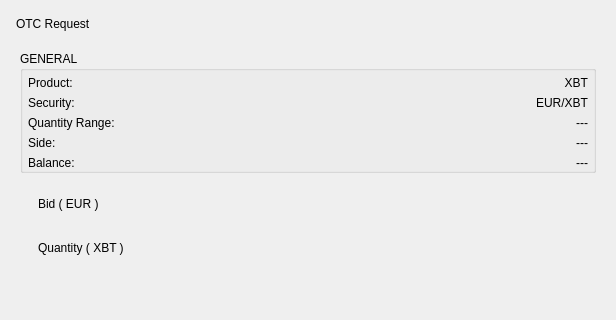
Old version of the form BlockSettleUILib/CreateOTCResponseWidget.ui in the repository BlockSettle/common; both pictures show x 0 to 616 and y 0 to 320 of the 616 by 724 pixel window.
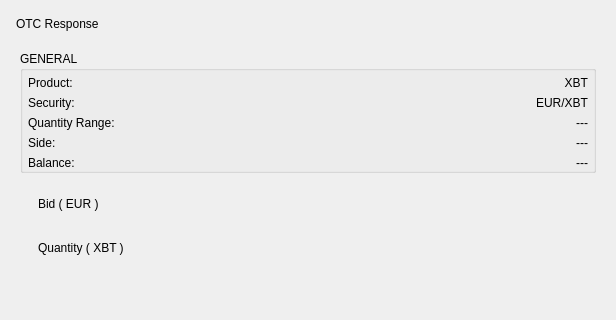
New version of the form. Custom widgets are drawn as their Qt base class.

Commit message: Add OTC negotiation UI

The edit to the form file:
```diff
--- a/BlockSettleUILib/CreateOTCResponseWidget.ui
+++ b/BlockSettleUILib/CreateOTCResponseWidget.ui
@@ -44,7 +44,7 @@
       <item>
        <widget class="QLabel" name="headerLabel">
         <property name="text">
-         <string>OTC Request</string>
+         <string>OTC Response</string>
         </property>
         <property name="headerLabel" stdset="0">
          <bool>true</bool>
```
The commit also changes 4 other files.
